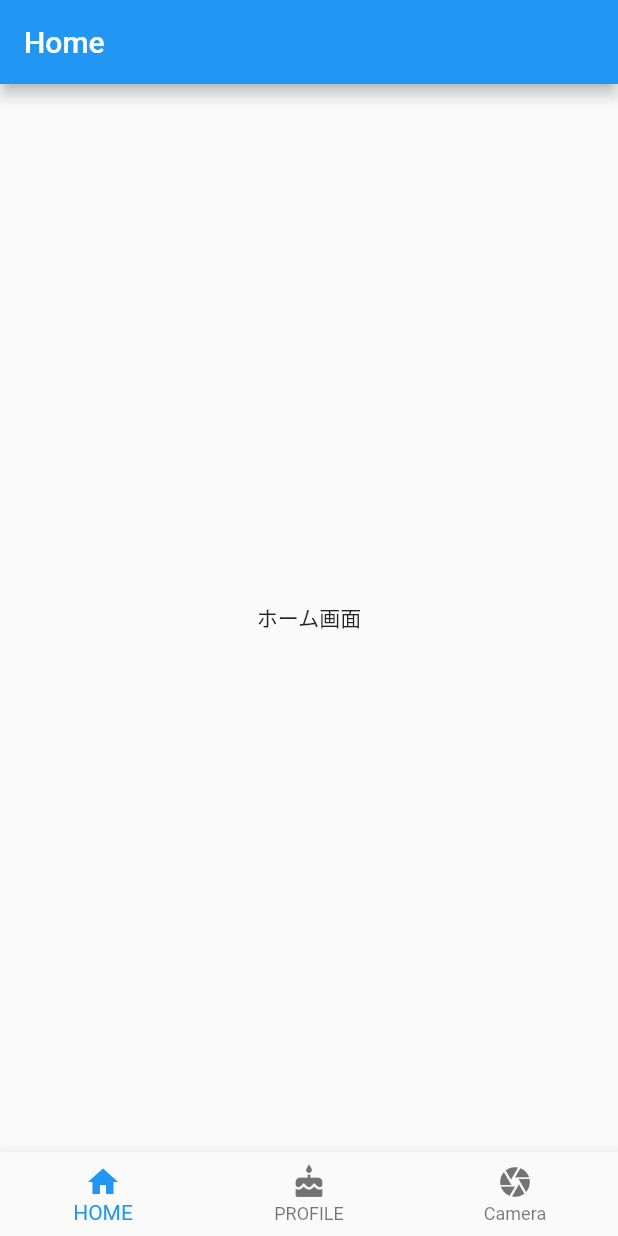
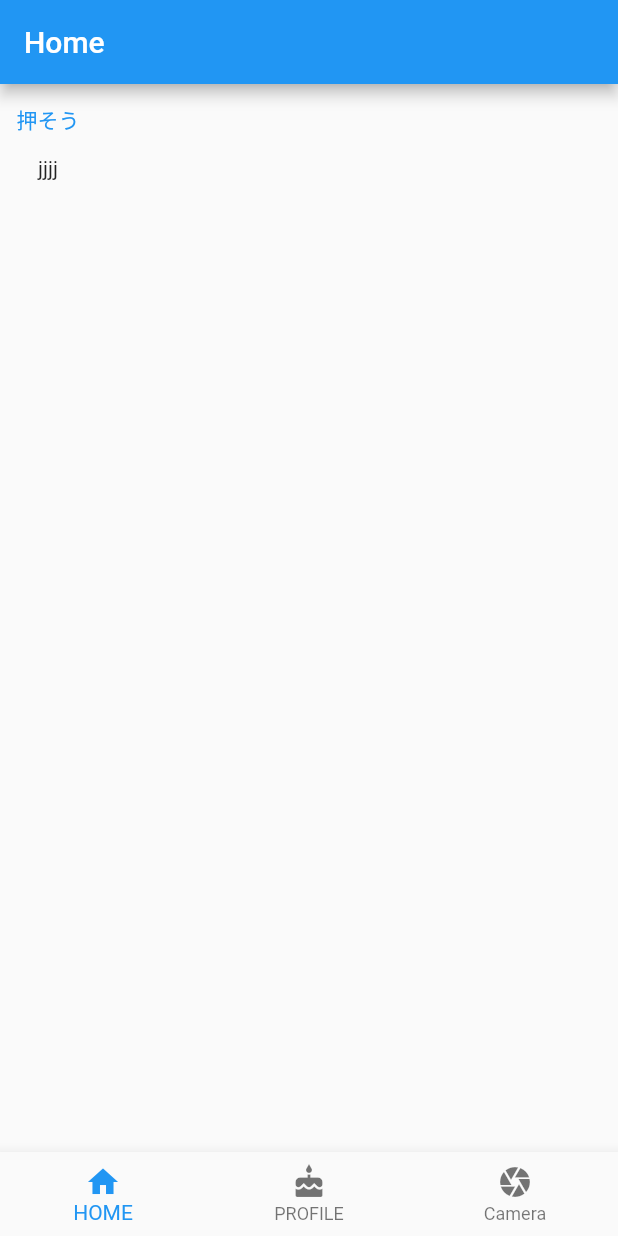
Before and after one commit to Yu-k-29/SBWM-frontend, a Flutter app: the screen it shows after launch, on a phone screen of 412 x 824 dp. Run offline on Flutter 3.47's test engine with Material 2 defaults, Android fonts, the phone set to English and light mode, and no system bars; our stand-ins replace image_picker.

Commit message:
API接続の確立

```diff
--- a/lib/Camera.dart
+++ b/lib/Camera.dart
@@ -63,8 +63,8 @@ class Camera extends State {
                       ? Icon(Icons.no_sim)
                       : Image.file(
                     imageFile,
-                    height: 100.0,
-                    width: 100.0,
+                    height: 300.0,
+                    width: 300.0,
                   ),
                   TextButton(
                     onPressed: () {
--- a/lib/test.dart
+++ b/lib/test.dart
@@ -1,20 +1,44 @@
 import 'package:flutter/material.dart';
-
-/*
-void main() {
-  // 最初に表示するWidget
-  runApp(MyTodoApp());
-}
-*/
+import 'package:http/http.dart' as http;
+import 'dart:async'; //非同期処理用
+import 'dart:convert'; //httpレスポンスをJSON形式に変換用
 
 //camera
-class test extends StatelessWidget {
+class test extends StatefulWidget {
+  @override
+  State createState() {
+    return testState();
+  }
+}
+class testState extends State<test> {
+  String url = 'http://10.0.2.2:5000';
+  String data = 'jjjj';
   @override
   Widget build(BuildContext context) {
     return Scaffold(
-      body: Center(
-        child: Text('ホーム画面'),
-      ),
+      body: Container(
+        child: Column(
+          children: [
+            TextButton(
+                onPressed: () {
+                  getData();
+                },
+                child: Text('押そう')
+            ),
+            Text(data),
+          ],
+        ),
+      )
     );
   }
+  Future getData() async{ //Future xxx async{} という記法
+    final response = await http.get(url);
+    if(response.statusCode == 200) {
+      setState(() {
+        data = response.body.toString();
+      });
+    }
+  }
+
+
 }
--- a/pubspec.yaml
+++ b/pubspec.yaml
@@ -24,6 +24,7 @@ dependencies:
   flutter:
     sdk: flutter
   image_picker: ^0.6.7+11
+  http:
 
   # The following adds the Cupertino Icons font to your application.
   # Use with the CupertinoIcons class for iOS style icons.
```
Also changed, not shown: pubspec.lock, 2 other files.
